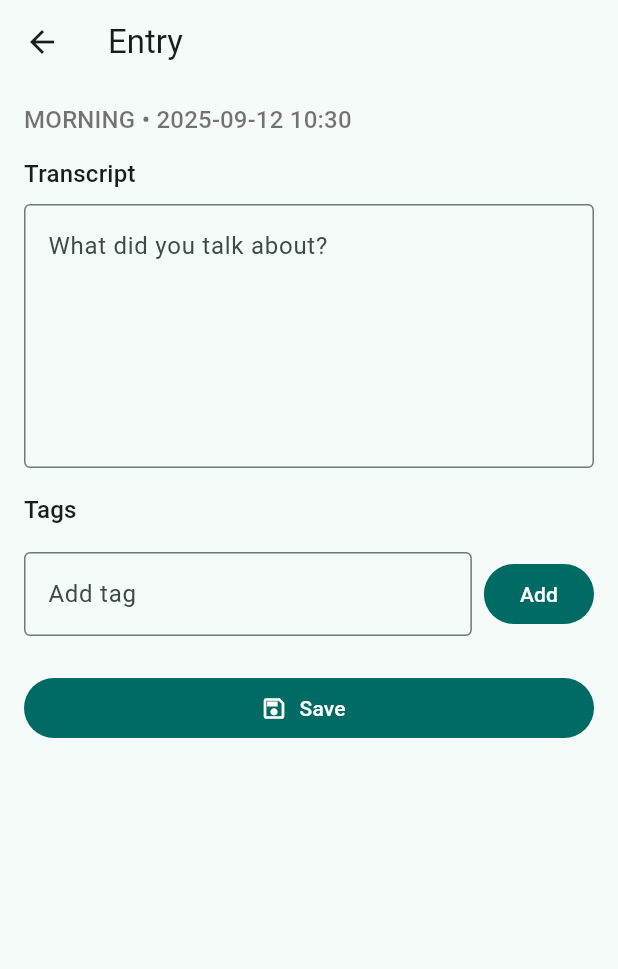
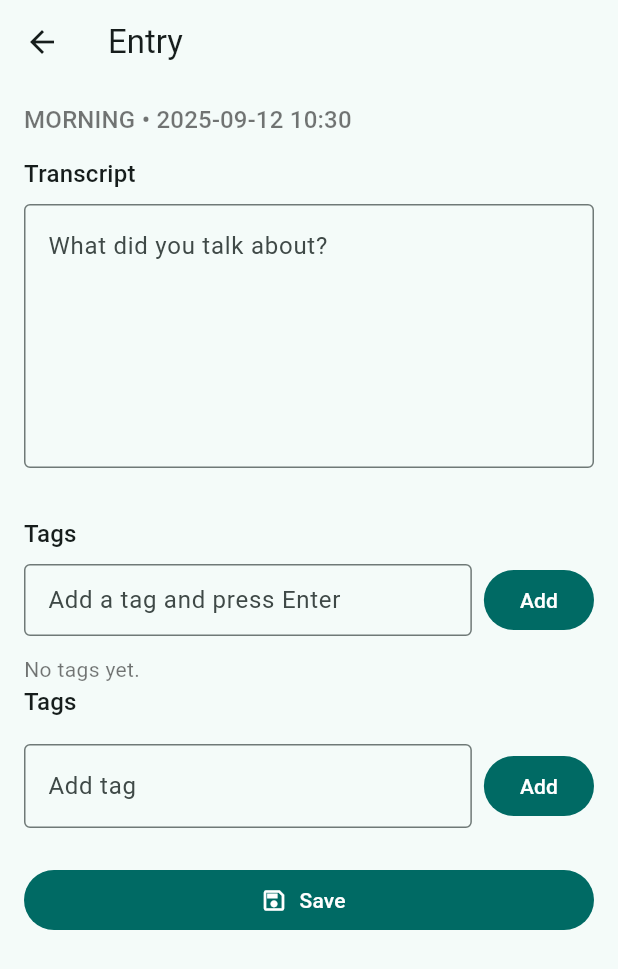
Before and after one commit to tdulman/mirrortalk_mvp, a Flutter app: the EntryDetailScreen screen opened directly with empty values, on a phone screen of 412 x 824 dp. Shown: the top 969 px of the screen. Run offline on Flutter 3.47's test engine with Material 3 defaults, Android fonts, the light colour scheme and no system bars; our stand-ins replace camera, permission_handler, shared_preferences, speech_to_text, video_player; accounts and stored records are empty.

Commit message:
feat: Entry detail screen with transcript & tags, auto-refresh list

```diff
--- a/lib/screens/entry_detail_screen.dart
+++ b/lib/screens/entry_detail_screen.dart
@@ -63,10 +63,10 @@ class _EntryDetailScreenState extends State<EntryDetailScreen> {
 
   if (!mounted) return;
   setState(() => _saving = false);
-    ScaffoldMessenger.of(context)
-        .showSnackBar(const SnackBar(content: Text('Saved')));
-    Navigator.pop(context, true); // listeye dönünce refresh için true dön
+
+  Navigator.pop(context, true); // sadece 1 kez, true ile dön
 }
+
 
   void _addTagFromInput() {
     final t = _tagCtrl.text.trim();
@@ -82,6 +82,64 @@ class _EntryDetailScreenState extends State<EntryDetailScreen> {
   void _removeTag(String t) {
     setState(() => _tags.remove(t));
   }
+
+  Widget _tagEditor() {
+  return Column(
+    crossAxisAlignment: CrossAxisAlignment.start,
+    children: [
+      const SizedBox(height: 16),
+      Text('Tags', style: Theme.of(context).textTheme.titleMedium),
+      const SizedBox(height: 8),
+
+      // Giriş + Ekle butonu / Klavyeden enter ile de ekler
+      Row(
+        children: [
+          Expanded(
+            child: TextField(
+              controller: _tagCtrl,
+              decoration: const InputDecoration(
+                hintText: 'Add a tag and press Enter',
+                border: OutlineInputBorder(),
+                isDense: true,
+              ),
+              onSubmitted: (_) => _addTagFromInput(),
+            ),
+          ),
+          const SizedBox(width: 8),
+          FilledButton(
+            onPressed: _addTagFromInput,
+            child: const Text('Add'),
+          ),
+        ],
+      ),
+
+      const SizedBox(height: 12),
+      _tagChips(),
+    ],
+  );
+}
+
+Widget _tagChips() {
+  if (_tags.isEmpty) {
+    return const Text(
+      'No tags yet.',
+      style: TextStyle(color: Colors.black54),
+    );
+  }
+
+  return Wrap(
+    spacing: 8,
+    runSpacing: 8,
+    children: _tags.map((t) {
+      return Chip(
+        label: Text(t),
+        deleteIcon: const Icon(Icons.close),
+        onDeleted: () => _removeTag(t),
+      );
+    }).toList(),
+  );
+}
+
 
   Widget _videoPlayer() {
     final c = _video;
@@ -155,6 +213,7 @@ class _EntryDetailScreenState extends State<EntryDetailScreen> {
                   Text('Transcript', style: Theme.of(context).textTheme.titleMedium),
                   const SizedBox(height: 8),
                   TextField(
+
                     controller: _txt,
                     maxLines: 6,
                     decoration: const InputDecoration(
@@ -163,6 +222,8 @@ class _EntryDetailScreenState extends State<EntryDetailScreen> {
                     ),
                   ),
                   const SizedBox(height: 16),
+
+                  _tagEditor(),
 
                   // Tags
                   Text('Tags', style: Theme.of(context).textTheme.titleMedium),
```
Also changed, not shown: lib/screens/journal_screen.dart (+66 -69 lines). Lines whose indentation alone changed are shown as unchanged.
